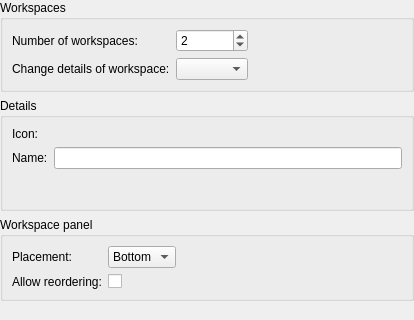
Old version of the form ground/openpilotgcs/src/plugins/coreplugin/workspacesettings.ui in the repository vooon/OpenPilot.
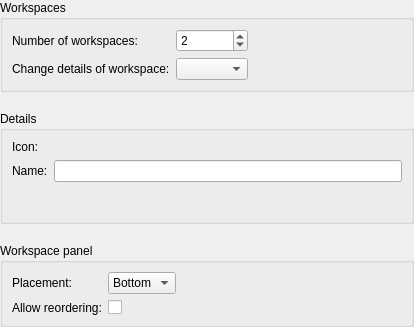
New version of the form. Custom widgets are drawn as their Qt base class.

Patch:
```diff
--- a/ground/openpilotgcs/src/plugins/coreplugin/workspacesettings.ui
+++ b/ground/openpilotgcs/src/plugins/coreplugin/workspacesettings.ui
@@ -20,6 +20,9 @@
    <string>Form</string>
   </property>
   <layout class="QVBoxLayout" name="verticalLayout">
+   <property name="spacing">
+    <number>19</number>
+   </property>
    <property name="margin">
     <number>0</number>
    </property>
```
